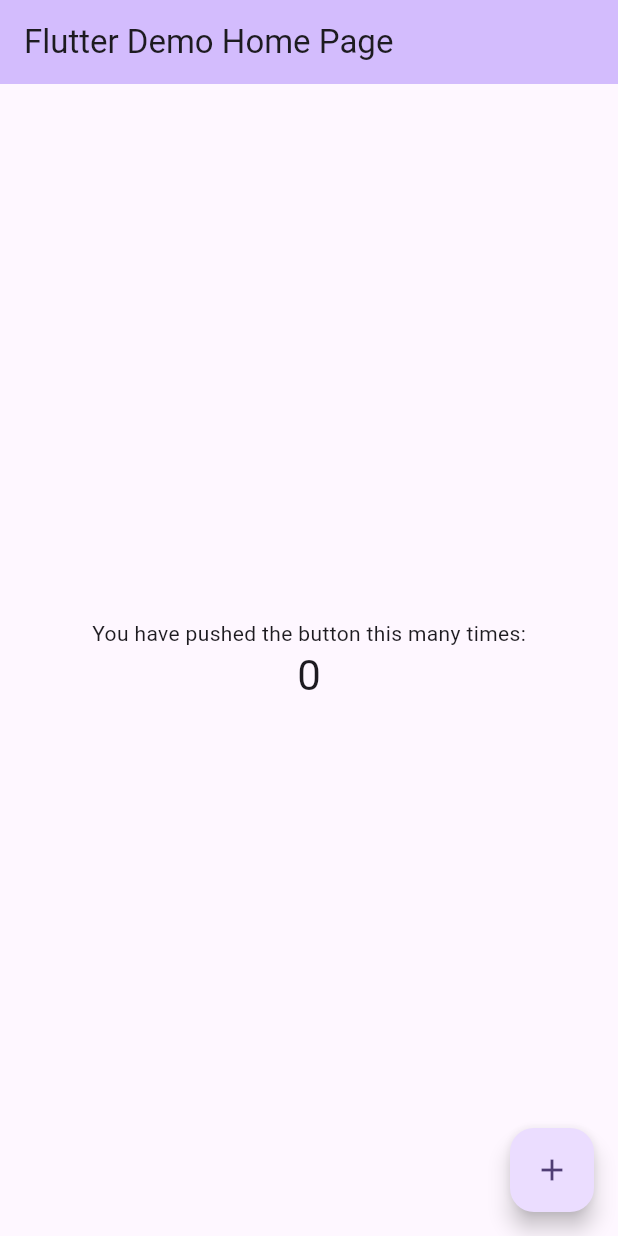
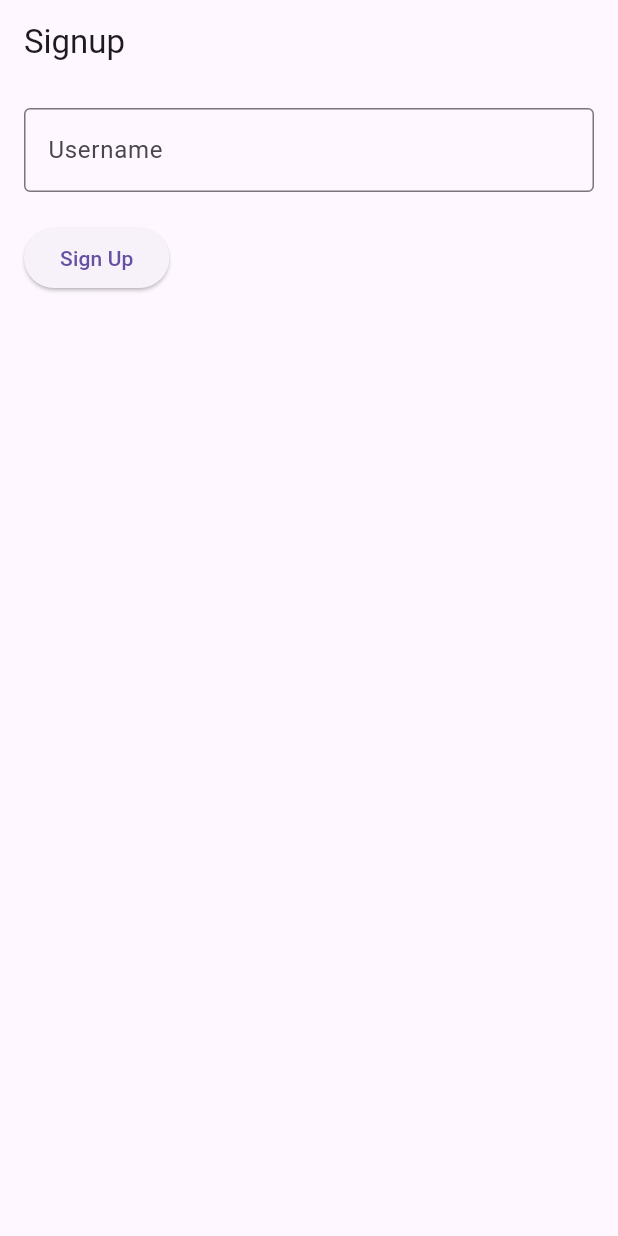
Before and after one commit to digoabari1/ica10, a Flutter app: the screen it shows after launch, on a phone screen of 412 x 824 dp. Run offline on Flutter 3.47's test engine with Material 3 defaults, Android fonts, the phone set to English and light mode, and no system bars.

Commit message:
Update main.dart

```diff
--- a/lib/main.dart
+++ b/lib/main.dart
@@ -7,116 +7,69 @@ void main() {
 class MyApp extends StatelessWidget {
   const MyApp({super.key});
 
-  // This widget is the root of your application.
   @override
   Widget build(BuildContext context) {
     return MaterialApp(
-      title: 'Flutter Demo',
+      debugShowCheckedModeBanner: false,
+      title: 'Signup Page',
       theme: ThemeData(
-        // This is the theme of your application.
-        //
-        // TRY THIS: Try running your application with "flutter run". You'll see
-        // the application has a purple toolbar. Then, without quitting the app,
-        // try changing the seedColor in the colorScheme below to Colors.green
-        // and then invoke "hot reload" (save your changes or press the "hot
-        // reload" button in a Flutter-supported IDE, or press "r" if you used
-        // the command line to start the app).
-        //
-        // Notice that the counter didn't reset back to zero; the application
-        // state is not lost during the reload. To reset the state, use hot
-        // restart instead.
-        //
-        // This works for code too, not just values: Most code changes can be
-        // tested with just a hot reload.
-        colorScheme: ColorScheme.fromSeed(seedColor: Colors.deepPurple),
+        primarySwatch: Colors.blue,
       ),
-      home: const MyHomePage(title: 'Flutter Demo Home Page'),
+      home: const SignupPage(),
     );
   }
 }
 
-class MyHomePage extends StatefulWidget {
-  const MyHomePage({super.key, required this.title});
-
-  // This widget is the home page of your application. It is stateful, meaning
-  // that it has a State object (defined below) that contains fields that affect
-  // how it looks.
-
-  // This class is the configuration for the state. It holds the values (in this
-  // case the title) provided by the parent (in this case the App widget) and
-  // used by the build method of the State. Fields in a Widget subclass are
-  // always marked "final".
-
-  final String title;
+class SignupPage extends StatefulWidget {
+  const SignupPage({super.key});
 
   @override
-  State<MyHomePage> createState() => _MyHomePageState();
+  _SignupPageState createState() => _SignupPageState();
 }
 
-class _MyHomePageState extends State<MyHomePage> {
-  int _counter = 0;
-
-  void _incrementCounter() {
-    setState(() {
-      // This call to setState tells the Flutter framework that something has
-      // changed in this State, which causes it to rerun the build method below
-      // so that the display can reflect the updated values. If we changed
-      // _counter without calling setState(), then the build method would not be
-      // called again, and so nothing would appear to happen.
-      _counter++;
-    });
-  }
+class _SignupPageState extends State<SignupPage> {
+  final _formKey = GlobalKey<FormState>();
+  final TextEditingController _usernameController = TextEditingController();
 
   @override
   Widget build(BuildContext context) {
-    // This method is rerun every time setState is called, for instance as done
-    // by the _incrementCounter method above.
-    //
-    // The Flutter framework has been optimized to make rerunning build methods
-    // fast, so that you can just rebuild anything that needs updating rather
-    // than having to individually change instances of widgets.
     return Scaffold(
-      appBar: AppBar(
-        // TRY THIS: Try changing the color here to a specific color (to
-        // Colors.amber, perhaps?) and trigger a hot reload to see the AppBar
-        // change color while the other colors stay the same.
-        backgroundColor: Theme.of(context).colorScheme.inversePrimary,
-        // Here we take the value from the MyHomePage object that was created by
-        // the App.build method, and use it to set our appbar title.
-        title: Text(widget.title),
-      ),
-      body: Center(
-        // Center is a layout widget. It takes a single child and positions it
-        // in the middle of the parent.
-        child: Column(
-          // Column is also a layout widget. It takes a list of children and
-          // arranges them vertically. By default, it sizes itself to fit its
-          // children horizontally, and tries to be as tall as its parent.
-          //
-          // Column has various properties to control how it sizes itself and
-          // how it positions its children. Here we use mainAxisAlignment to
-          // center the children vertically; the main axis here is the vertical
-          // axis because Columns are vertical (the cross axis would be
-          // horizontal).
-          //
-          // TRY THIS: Invoke "debug painting" (choose the "Toggle Debug Paint"
-          // action in the IDE, or press "p" in the console), to see the
-          // wireframe for each widget.
-          mainAxisAlignment: MainAxisAlignment.center,
-          children: <Widget>[
-            const Text('You have pushed the button this many times:'),
-            Text(
-              '$_counter',
-              style: Theme.of(context).textTheme.headlineMedium,
-            ),
-          ],
+      appBar: AppBar(title: const Text('Signup')),
+      body: Padding(
+        padding: const EdgeInsets.all(16.0),
+        child: Form(
+          key: _formKey,
+          child: Column(
+            crossAxisAlignment: CrossAxisAlignment.start,
+            children: [
+              TextFormField(
+                controller: _usernameController,
+                decoration: const InputDecoration(
+                  labelText: 'Username',
+                  border: OutlineInputBorder(),
+                ),
+                validator: (value) {
+                  if (value == null || value.isEmpty) {
+                    return 'Please enter a username';
+                  }
+                  return null;
+                },
+              ),
+              const SizedBox(height: 20),
+              ElevatedButton(
+                onPressed: () {
+                  if (_formKey.currentState!.validate()) {
+                    ScaffoldMessenger.of(context).showSnackBar(
+                      const SnackBar(content: Text('Processing Data')),
+                    );
+                  }
+                },
+                child: const Text('Sign Up'),
+              ),
+            ],
+          ),
         ),
       ),
-      floatingActionButton: FloatingActionButton(
-        onPressed: _incrementCounter,
-        tooltip: 'Increment',
-        child: const Icon(Icons.add),
-      ), // This trailing comma makes auto-formatting nicer for build methods.
     );
   }
 }
```
